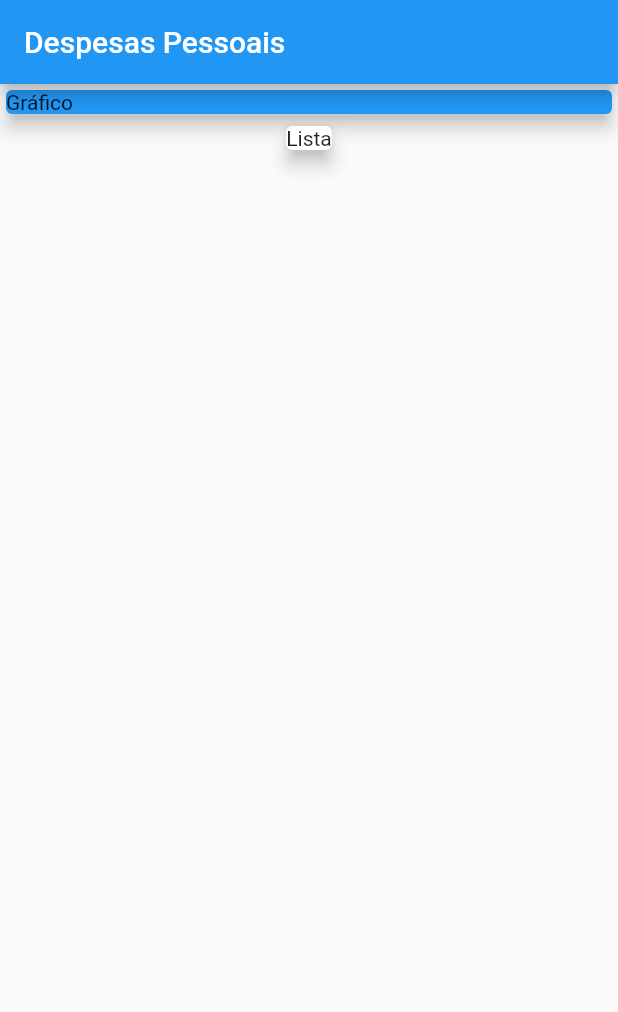
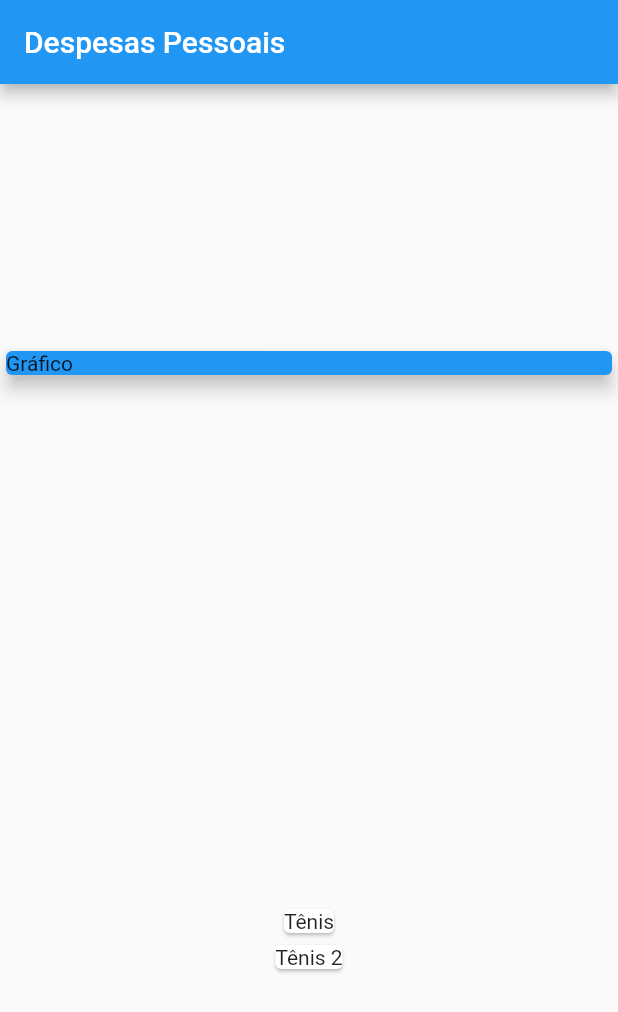
Before and after one commit to AfonsoMachado/personal_expenses, a Flutter app: the screen it shows after launch, on a phone screen of 412 x 824 dp. Shown: the top 1012 px of the screen. Run offline on Flutter 3.47's test engine with Material 2 defaults, Android fonts, the phone set to English and light mode, and no system bars.

Commit message:
feat: map transactions list

```diff
--- a/lib/main.dart
+++ b/lib/main.dart
@@ -38,9 +38,11 @@ class MyHomePage extends StatelessWidget {
       appBar: AppBar(
         title: const Text('Despesas Pessoais'),
       ),
-      body: const Column(
+      body: Column(
+        mainAxisAlignment: MainAxisAlignment.spaceAround,
+        crossAxisAlignment: CrossAxisAlignment.stretch,
         children: [
-          SizedBox(
+          const SizedBox(
             width: double.infinity,
             child: Card(
               color: Colors.blue,
@@ -48,9 +50,14 @@ class MyHomePage extends StatelessWidget {
               child: Text('Gráfico'),
             ),
           ),
-          Card(
-            elevation: 5,
-            child: Text('Lista'),
+          Column(
+            children: [
+              ..._transactions.map((tr) {
+                return Card(
+                  child: Text(tr.title),
+                );
+              }).toList()
+            ],
           )
         ],
       ),
```
